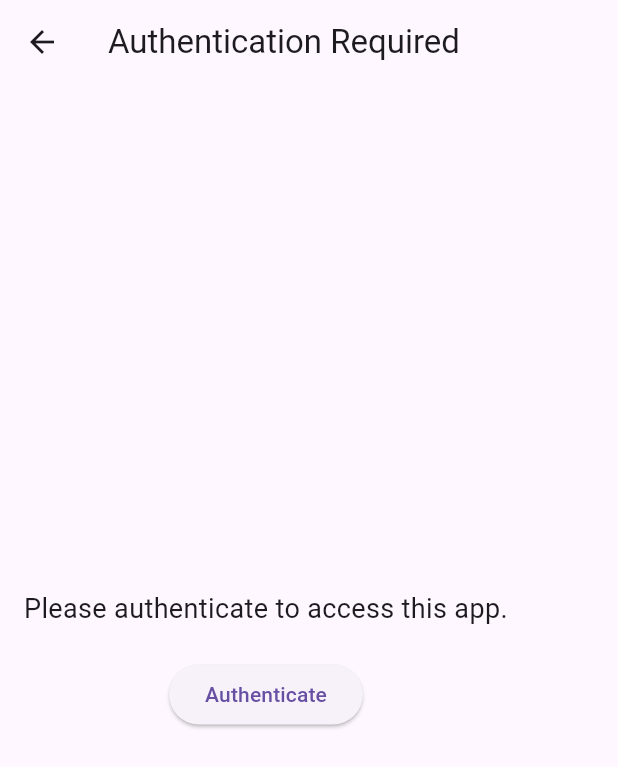
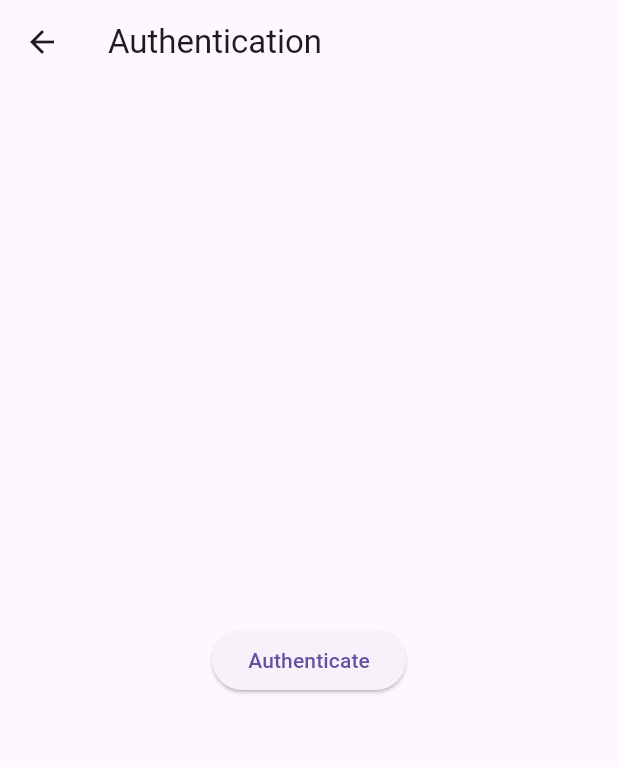
Before and after one commit to prayashjungkhadka2005/app-lock, a Flutter app: the AuthScreen screen opened by its route, on a phone screen of 412 x 824 dp. Shown: the top 767 px of the screen. Run offline on Flutter 3.47's test engine with Material 3 defaults, Android fonts, the phone set to English and light mode, and no system bars; our stand-ins replace country_picker, email_validator, flutter_otp_text_field, flutter_svg, flutter_switch, fluttertoast and 4 more; missing offline and left inert: device_apps, usage_stats; accounts and stored records are empty; project files that could hold a hidden picture were left out.

Commit message:
authentication screen displayed

```diff
--- a/lib/auth_screen.dart
+++ b/lib/auth_screen.dart
@@ -1,32 +1,20 @@
-// auth_screen.dart
 import 'package:flutter/material.dart';
+import 'package:get/get.dart';
 
 class AuthScreen extends StatelessWidget {
   @override
   Widget build(BuildContext context) {
     return Scaffold(
       appBar: AppBar(
-        title: Text('Authentication Required'),
+        title: Text('Authentication'),
       ),
-      body: Padding(
-        padding: const EdgeInsets.all(16.0),
-        child: Column(
-          mainAxisAlignment: MainAxisAlignment.center,
-          children: [
-            Text(
-              'Please authenticate to access this app.',
-              style: TextStyle(fontSize: 18),
-              textAlign: TextAlign.center,
-            ),
-            SizedBox(height: 20),
-            ElevatedButton(
-              onPressed: () {
-                // Handle authentication logic here
-                // For example, navigate to a login page or show an authentication dialog
-              },
-              child: Text('Authenticate'),
-            ),
-          ],
+      body: Center(
+        child: ElevatedButton(
+          onPressed: () {
+            // Logic for successful authentication
+            Get.back(); // Navigate back once authenticated
+          },
+          child: Text('Authenticate'),
         ),
       ),
     );
```
Also changed, not shown: lib/main.dart (+0 -57 lines), 4 other files.
